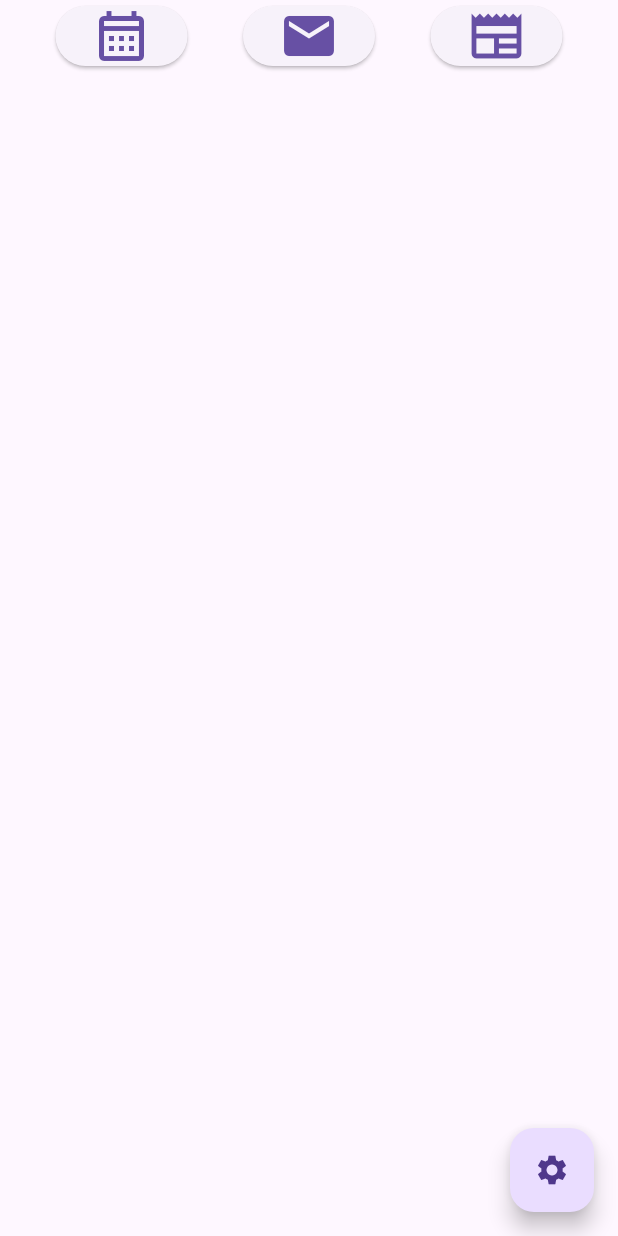
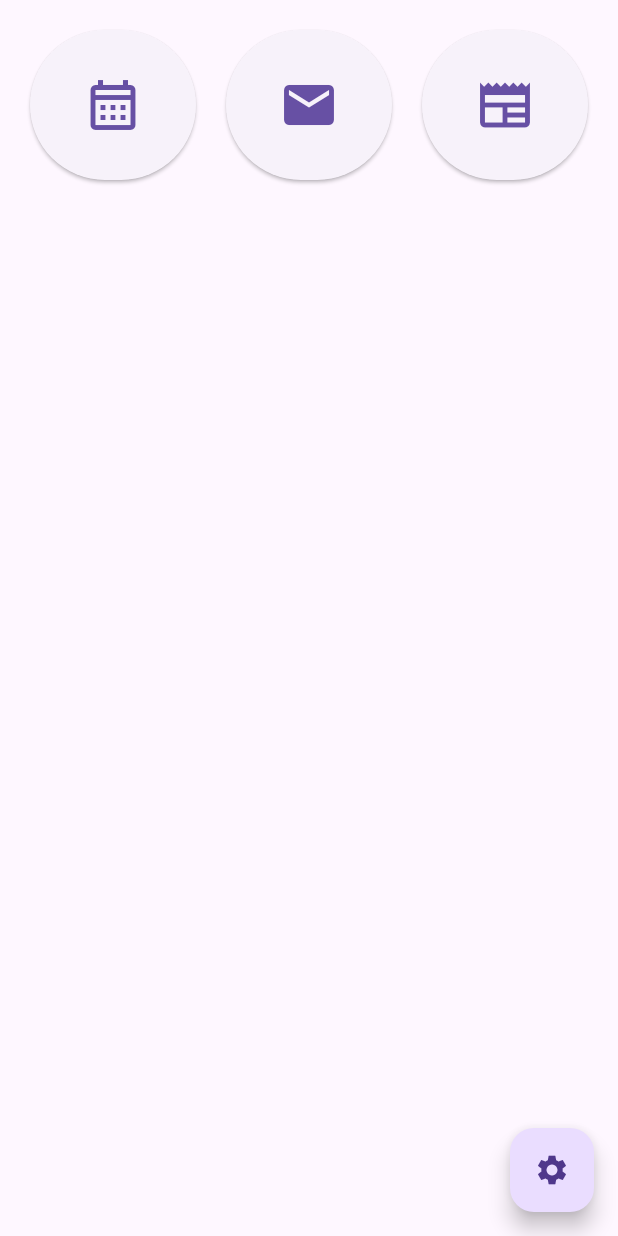
Before and after one commit to ddxMusic68/groundr2, a Flutter app: the screen it shows after launch, after a tap on the "calendar month" icon, on a phone screen of 412 x 824 dp. Run offline on Flutter 3.47's test engine with Material 3 defaults, Android fonts, the phone set to English and light mode, and no system bars.

Commit message:
auto: 2026-05-21 10:47:58

```diff
--- a/lib/main.dart
+++ b/lib/main.dart
@@ -60,11 +60,15 @@ class _MainAppState extends State<MainApp> {
 }
 
 Widget getMain() {
-  return Row(
+  return
+  Padding (
+    padding: EdgeInsets.all(20),
+    child: Row(
     mainAxisAlignment: MainAxisAlignment.spaceEvenly,
     crossAxisAlignment: CrossAxisAlignment.center,
     children: [
-      ElevatedButton(
+      getButton(
+        icon: Icons.calendar_month_outlined,
         onPressed: () async {
           final settings = await loadSettings();
           final url = Uri.parse(settings["calendar"]);
@@ -72,9 +76,10 @@ Widget getMain() {
             throw Exception('Could not launch $url');
           }
         },
-        child: Icon(Icons.calendar_month_outlined, size: 40),
       ),
-      ElevatedButton(
+      SizedBox(width:20),
+      getButton(
+        icon: Icons.email,
         onPressed: () async {
           final settings = await loadSettings();
           final url = Uri.parse(settings["email"]);
@@ -82,9 +87,10 @@ Widget getMain() {
             throw Exception('Could not launch $url');
           }
         },
-        child: Icon(Icons.email, size: 40),
       ),
-      ElevatedButton(
+      SizedBox(width:20),
+      getButton(
+        icon: Icons.newspaper,
         onPressed: () async {
           final settings = await loadSettings();
           final url = Uri.parse(settings["news"]);
@@ -92,8 +98,20 @@ Widget getMain() {
             throw Exception('Could not launch $url');
           }
         },
-        child: Icon(Icons.newspaper, size: 40),
       ),
     ],
+  )
   );
 }
+
+Expanded getButton({required IconData icon, required VoidCallback onPressed}) {
+  return Expanded(
+    child: ElevatedButton(
+      style: ElevatedButton.styleFrom(
+        minimumSize: Size(0, 100),
+      ),
+      onPressed: onPressed,
+      child: Icon(icon, size: 40),
+    )
+  );
+}
--- a/lib/settings.dart
+++ b/lib/settings.dart
@@ -22,6 +22,12 @@ class _SettingsPageState extends State<SettingsPage> {
     newsURL.dispose();
     emailURL.dispose();
     super.dispose();
+  }
+
+  void resetText() {
+    calendarURL.clear();
+    newsURL.clear();
+    emailURL.clear();
   }
 
   @override
@@ -53,6 +59,7 @@ class _SettingsPageState extends State<SettingsPage> {
                 "news": newsURL.text,
                 "email": emailURL.text,
               });
+              resetText();
             },
             child: Text('Save Settings'),
           )
```
